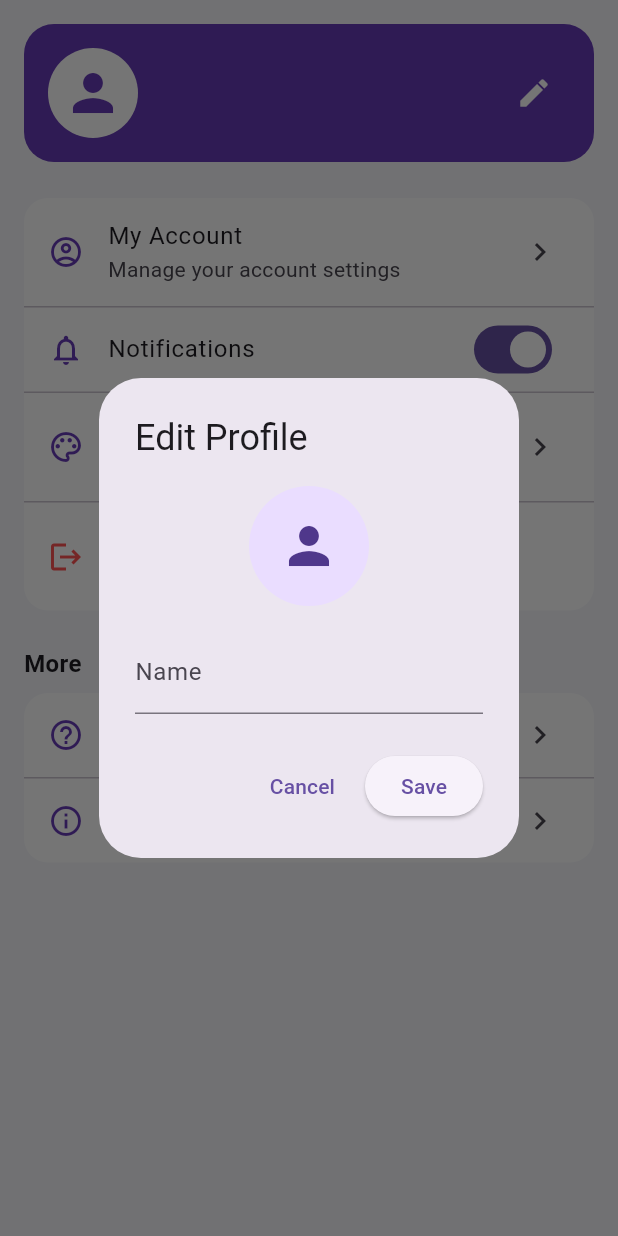
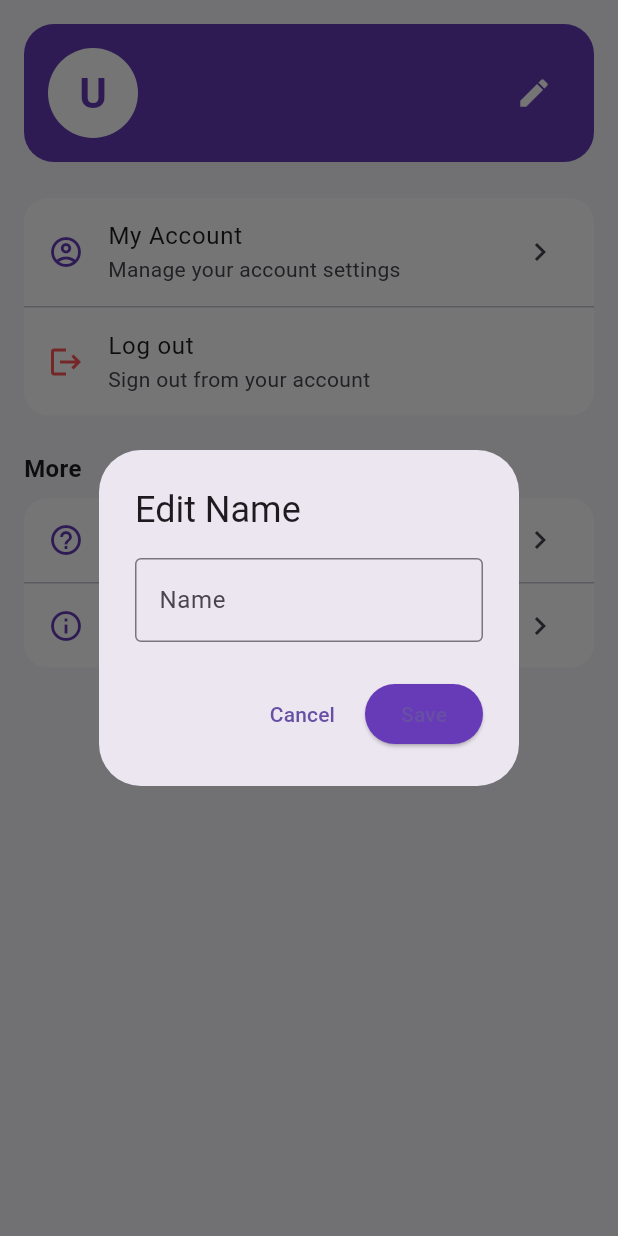
Before and after one commit to tranght0o/my_productivity_app, a Flutter app: the ProfileScreen screen opened directly, after a tap on the "edit" icon, on a phone screen of 412 x 824 dp. Run offline on Flutter 3.47's test engine with Material 3 defaults, Android fonts, the phone set to English and light mode, and no system bars; our stand-ins replace cloud_firestore, firebase_auth, firebase_core, fl_chart, month_picker_dialog, table_calendar; accounts and stored records are empty.

Commit message:
Update Settings Section (Remove dead features)
Update Profile Header (Remove avatar edit, keep name edit)

```diff
--- a/lib/screens/profile/widgets/profile_header.dart
+++ b/lib/screens/profile/widgets/profile_header.dart
@@ -3,7 +3,6 @@ import 'package:firebase_auth/firebase_auth.dart';
 import '../../../services/user_service.dart';
 import '../../../models/app_user.dart';
 
-/// ProfileHeader shows user's name and avatar, allows editing both
 class ProfileHeader extends StatefulWidget {
   const ProfileHeader({super.key});
 
@@ -22,56 +21,27 @@ class _ProfileHeaderState extends State<ProfileHeader> {
   void initState() {
     super.initState();
     if (user != null) {
-      // Listen realtime changes, but allow null if no document yet
       _userService.streamUser(user!.uid).listen((appUser) {
         setState(() => _appUser = appUser);
       });
     }
   }
 
-  // Temporarily disabled image picking
-  Future<String?> _pickImage() async {
-    return null;
-  }
-
-  // Function to edit name and avatar
-  void _editProfile() async {
+  // Edit name only (no avatar)
+  void _editName() async {
     final TextEditingController nameController =
         TextEditingController(text: _appUser?.name ?? '');
-
-    String? newPhotoPath;
 
     await showDialog(
       context: context,
       builder: (context) => AlertDialog(
-        title: const Text("Edit Profile"),
-        content: Column(
-          mainAxisSize: MainAxisSize.min,
-          children: [
-            GestureDetector(
-              onTap: () async {
-                final path = await _pickImage();
-                if (path != null) {
-                  newPhotoPath = path;
-                }
-              },
-              child: CircleAvatar(
-                radius: 40,
-                backgroundImage: _appUser?.photoUrl != null &&
-                        _appUser!.photoUrl!.isNotEmpty
-                    ? NetworkImage(_appUser!.photoUrl!)
-                    : null,
-                child: _appUser?.photoUrl == null || _appUser!.photoUrl!.isEmpty
-                    ? const Icon(Icons.person, size: 40)
-                    : null,
-              ),
-            ),
-            const SizedBox(height: 16),
-            TextField(
-              controller: nameController,
-              decoration: const InputDecoration(labelText: "Name"),
-            ),
-          ],
+        title: const Text("Edit Name"),
+        content: TextField(
+          controller: nameController,
+          decoration: const InputDecoration(
+            labelText: "Name",
+            border: OutlineInputBorder(),
+          ),
         ),
         actions: [
           TextButton(
@@ -82,26 +52,38 @@ class _ProfileHeaderState extends State<ProfileHeader> {
             onPressed: () async {
               setState(() => _loading = true);
 
-              String? photoUrl;
-              if (newPhotoPath != null) {
-                photoUrl = newPhotoPath;
+              try {
+                await _userService.updateUser(
+                  user!.uid,
+                  name: nameController.text.trim(),
+                );
+                if (mounted) {
+                  Navigator.pop(context);
+                  ScaffoldMessenger.of(context).showSnackBar(
+                    const SnackBar(content: Text('Name updated successfully')),
+                  );
+                }
+              } catch (e) {
+                if (mounted) {
+                  ScaffoldMessenger.of(context).showSnackBar(
+                    SnackBar(content: Text('Failed to update name: $e')),
+                  );
+                }
+              } finally {
+                setState(() => _loading = false);
               }
-
-              // Create or update user document
-              await _userService.updateUser(
-                user!.uid,
-                name: nameController.text.trim(),
-                photoUrl: photoUrl,
-              );
-
-              setState(() => _loading = false);
-              Navigator.pop(context);
             },
+            style: ElevatedButton.styleFrom(
+              backgroundColor: Colors.deepPurple,
+            ),
             child: _loading
                 ? const SizedBox(
                     width: 20,
                     height: 20,
-                    child: CircularProgressIndicator(strokeWidth: 2),
+                    child: CircularProgressIndicator(
+                      strokeWidth: 2,
+                      color: Colors.white,
+                    ),
                   )
                 : const Text("Save"),
           ),
@@ -112,9 +94,7 @@ class _ProfileHeaderState extends State<ProfileHeader> {
 
   @override
   Widget build(BuildContext context) {
-    // Always show a placeholder if user document is null
-    final displayName = _appUser?.name ?? '';
-    final displayPhoto = _appUser?.photoUrl;
+    final displayName = _appUser?.name ?? user?.displayName ?? 'User';
 
     return Container(
       padding: const EdgeInsets.all(16),
@@ -124,15 +104,18 @@ class _ProfileHeaderState extends State<ProfileHeader> {
       ),
       child: Row(
         children: [
+          // Avatar with initial letter
           CircleAvatar(
             radius: 30,
             backgroundColor: Colors.white,
-            backgroundImage: displayPhoto != null && displayPhoto.isNotEmpty
-                ? NetworkImage(displayPhoto)
-                : null,
-            child: displayPhoto == null || displayPhoto.isEmpty
-                ? const Icon(Icons.person, size: 40, color: Colors.deepPurple)
-                : null,
+            child: Text(
+              displayName.isNotEmpty ? displayName[0].toUpperCase() : 'U',
+              style: const TextStyle(
+                fontSize: 28,
+                fontWeight: FontWeight.bold,
+                color: Colors.deepPurple,
+              ),
+            ),
           ),
           const SizedBox(width: 16),
           Expanded(
@@ -145,9 +128,11 @@ class _ProfileHeaderState extends State<ProfileHeader> {
               ),
             ),
           ),
+          // Edit name button
           IconButton(
             icon: const Icon(Icons.edit, color: Colors.white),
-            onPressed: _editProfile,
+            onPressed: _editName,
+            tooltip: 'Edit name',
           ),
         ],
       ),
--- a/lib/screens/profile/widgets/settings_section.dart
+++ b/lib/screens/profile/widgets/settings_section.dart
@@ -58,25 +58,6 @@ class SettingsSection extends StatelessWidget {
           ),
           const Divider(height: 1),
 
-          // Notification toggle
-          SwitchListTile(
-            secondary: const Icon(Icons.notifications_none, color: Colors.deepPurple),
-            title: const Text("Notifications"),
-            value: true,
-            onChanged: (val) {},
-          ),
-          const Divider(height: 1),
-
-          // App theme option
-          ListTile(
-            leading: const Icon(Icons.color_lens_outlined, color: Colors.deepPurple),
-            title: const Text("App Theme"),
-            subtitle: const Text("Choose light or dark mode"),
-            trailing: const Icon(Icons.chevron_right),
-            onTap: () {},
-          ),
-          const Divider(height: 1),
-
           // Logout option
           ListTile(
             leading: const Icon(Icons.logout, color: Colors.redAccent),
```
